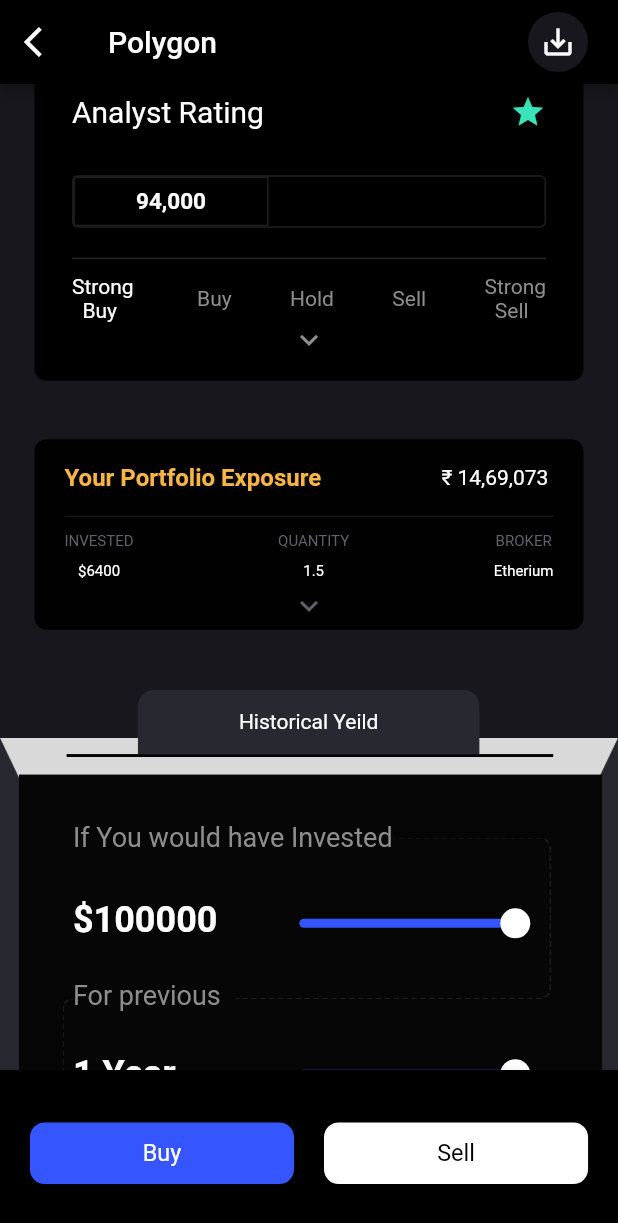
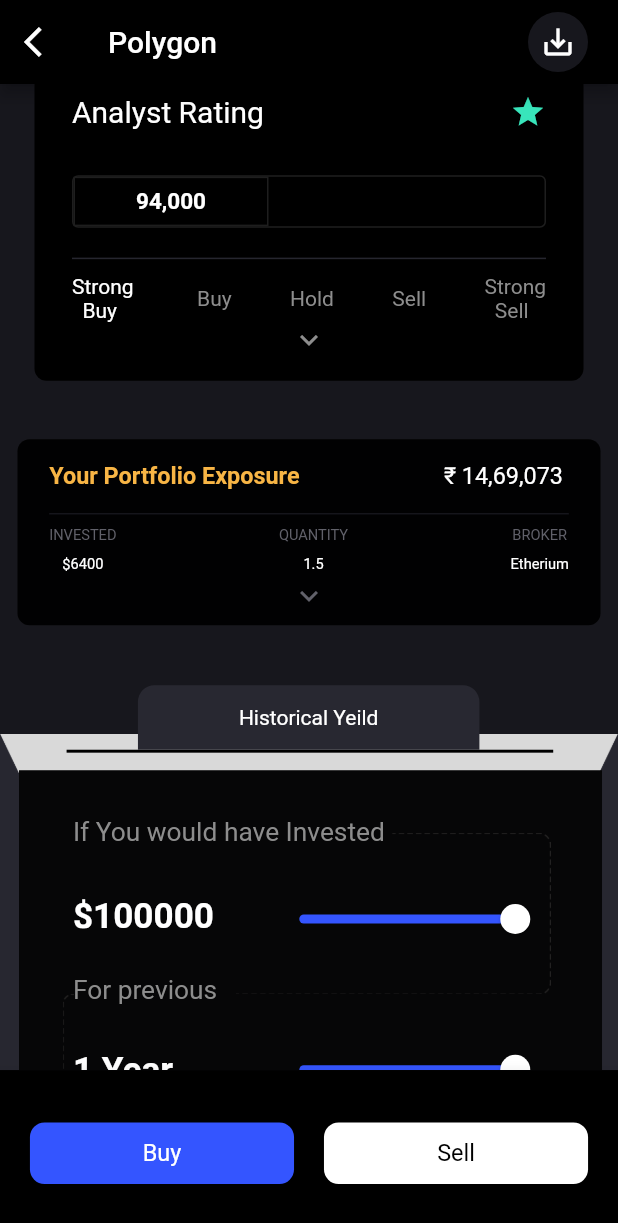
Before and after one commit to Resolute07/Assignment_onFinanace, a Flutter app: the screen it shows after launch, scrolled down 576 dp, on a phone screen of 412 x 824 dp. Shown: the top 1223 px of the screen. Run offline on Flutter 3.47's test engine with Material 2 defaults, Android fonts, the phone set to English and light mode, and no system bars.

Commit message:
made portfolio section responsive

```diff
--- a/lib/widgets/historical_yeild_container.dart
+++ b/lib/widgets/historical_yeild_container.dart
@@ -79,7 +79,7 @@ class _HistoricalYeildContainerState extends State<HistoricalYeildContainer> {
                         child: Text(
                           'If You would have Invested',
                           style: TextStyle(
-                            fontSize: 18 * text,
+                            fontSize: height / 46.88,
                             fontWeight: FontWeight.w400,
                             color: AppColors.fadeFontColor,
                           ),
@@ -133,7 +133,7 @@ class _HistoricalYeildContainerState extends State<HistoricalYeildContainer> {
                         child: Text(
                           'For previous',
                           style: TextStyle(
-                            fontSize: 18 * text,
+                            fontSize: height / 46.88,
                             fontWeight: FontWeight.w400,
                             color: AppColors.fadeFontColor,
                           ),
@@ -151,7 +151,7 @@ class _HistoricalYeildContainerState extends State<HistoricalYeildContainer> {
                         child: Text(
                           '\$100000',
                           style: TextStyle(
-                            fontSize: 24 * text,
+                            fontSize: height / 35.16,
                             fontWeight: FontWeight.bold,
                             color: AppColors.whiteColor,
                           ),
@@ -168,7 +168,7 @@ class _HistoricalYeildContainerState extends State<HistoricalYeildContainer> {
                       child: Text(
                         '1 Year',
                         style: TextStyle(
-                          fontSize: 24 * text,
+                          fontSize: height / 35.16,
                           fontWeight: FontWeight.bold,
                           color: AppColors.whiteColor,
                         ),
@@ -185,7 +185,7 @@ class _HistoricalYeildContainerState extends State<HistoricalYeildContainer> {
                         child: Text(
                           'You would have',
                           style: TextStyle(
-                            fontSize: 18 * text,
+                            fontSize: height / 46.88,
                             fontWeight: FontWeight.w400,
                             color: AppColors.fadeFontColor,
                           ),
@@ -227,7 +227,8 @@ class _HistoricalYeildContainerState extends State<HistoricalYeildContainer> {
                         Text(
                           '\$1120.78',
                           style: TextStyle(
-                              color: AppColors.whiteColor, fontSize: 22 * text),
+                              color: AppColors.whiteColor,
+                              fontSize: height / 38.36),
                         ),
                         SizedBox(
                           width: width / 78,
@@ -235,7 +236,8 @@ class _HistoricalYeildContainerState extends State<HistoricalYeildContainer> {
                         Text(
                           '1205.67 MATIC',
                           style: TextStyle(
-                              color: AppColors.blueColor, fontSize: 16 * text),
+                              color: AppColors.blueColor,
+                              fontSize: height / 52.75),
                         ),
                       ],
                     ),
--- a/lib/widgets/portfolio_expandable.dart
+++ b/lib/widgets/portfolio_expandable.dart
@@ -7,15 +7,18 @@ class PortfolioExpanded extends StatelessWidget {
 
   @override
   Widget build(BuildContext context) {
+    final height = MediaQuery.of(context).size.height;
+    final width = MediaQuery.of(context).size.width;
     return Container(
-      height: 127,
-      width: 366,
+      height: height / 6.64,
+      width: width / 1.06,
       decoration: BoxDecoration(
         borderRadius: BorderRadius.circular(8),
         color: Color(0xFF0000000),
       ),
       child: Padding(
-        padding: const EdgeInsets.only(top: 16, left: 20, right: 20),
+        padding: EdgeInsets.only(
+            top: height / 52.75, left: width / 19.5, right: width / 19.5),
         child: Column(
           children: [
             Row(
@@ -26,23 +29,24 @@ class PortfolioExpanded extends StatelessWidget {
                   style: TextStyle(
                       fontWeight: FontWeight.bold,
                       color: Color(0xFFF8B545),
-                      fontSize: 16),
+                      fontSize: height / 52.75),
                 ),
                 Text(
                   '₹ 14,69,073 ',
-                  style: TextStyle(color: Color(0xFFFFFFFF)),
+                  style: TextStyle(
+                      color: Color(0xFFFFFFFF), fontSize: height / 52.75),
                 )
               ],
             ),
             SizedBox(
-              height: 16,
+              height: height / 52.75,
             ),
             Container(
-              height: 1,
+              height: height / 844,
               color: Color(0xFF15151B),
             ),
             SizedBox(
-              height: 10,
+              height: height / 100,
             ),
             Row(
               mainAxisAlignment: MainAxisAlignment.spaceBetween,
@@ -53,14 +57,16 @@ class PortfolioExpanded extends StatelessWidget {
                   children: [
                     Text(
                       'INVESTED',
-                      style: TextStyle(color: Color(0xFF61616A), fontSize: 10),
+                      style: TextStyle(
+                          color: Color(0xFF61616A), fontSize: height / 84.4),
                     ),
                     SizedBox(
-                      height: 8,
+                      height: height / 105.5,
                     ),
                     Text(
                       '\$6400',
-                      style: TextStyle(color: Color(0xFFFFFFFF), fontSize: 10),
+                      style: TextStyle(
+                          color: Color(0xFFFFFFFF), fontSize: height / 84.4),
                     )
                   ],
                 ),
@@ -68,14 +74,16 @@ class PortfolioExpanded extends StatelessWidget {
                   children: [
                     Text(
                       'QUANTITY',
-                      style: TextStyle(color: Color(0xFF61616A), fontSize: 10),
+                      style: TextStyle(
+                          color: Color(0xFF61616A), fontSize: height / 84.4),
                     ),
                     SizedBox(
-                      height: 8,
+                      height: height / 105.5,
                     ),
                     Text(
                       '1.5',
-                      style: TextStyle(color: Color(0xFFFFFFFF), fontSize: 10),
+                      style: TextStyle(
+                          color: Color(0xFFFFFFFF), fontSize: height / 84.4),
                     )
                   ],
                 ),
@@ -83,21 +91,23 @@ class PortfolioExpanded extends StatelessWidget {
                   children: [
                     Text(
                       'BROKER',
-                      style: TextStyle(color: Color(0xFF61616A), fontSize: 10),
+                      style: TextStyle(
+                          color: Color(0xFF61616A), fontSize: height / 84.4),
                     ),
                     SizedBox(
-                      height: 8,
+                      height: height / 105.5,
                     ),
                     Text(
                       'Etherium',
-                      style: TextStyle(color: Color(0xFFFFFFFF), fontSize: 10),
+                      style: TextStyle(
+                          color: Color(0xFFFFFFFF), fontSize: height / 84.4),
                     )
                   ],
                 ),
               ],
             ),
             SizedBox(
-              height: 5,
+              height: height / 180,
             ),
             Icon(
               Icons.keyboard_arrow_down,
```
